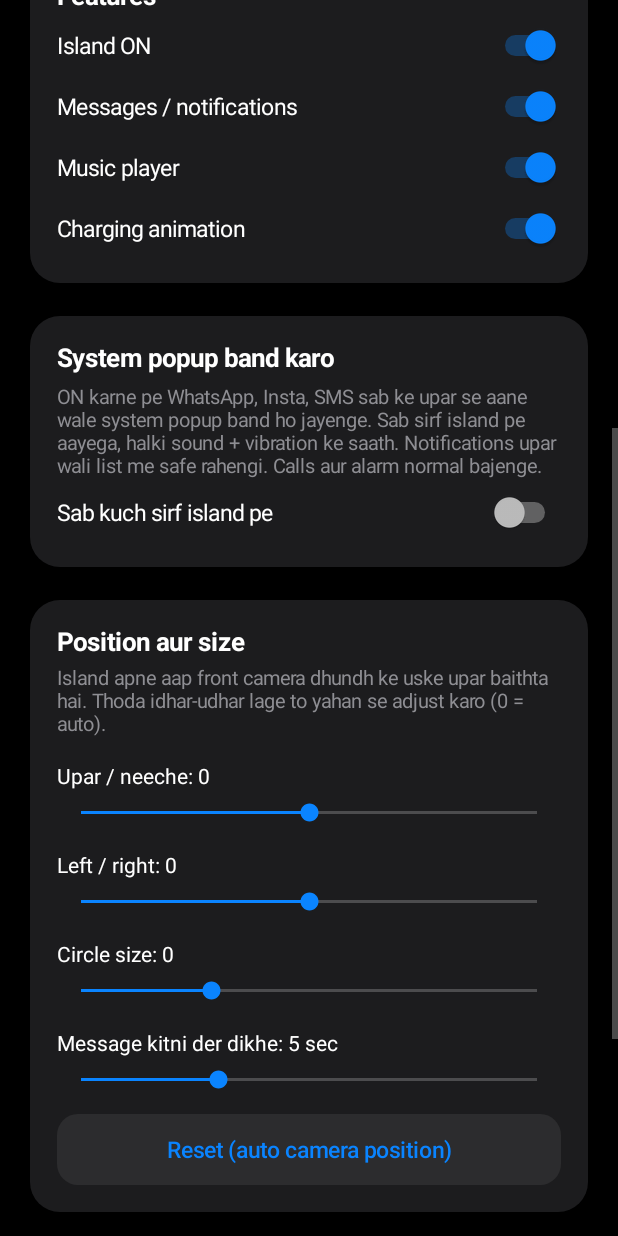
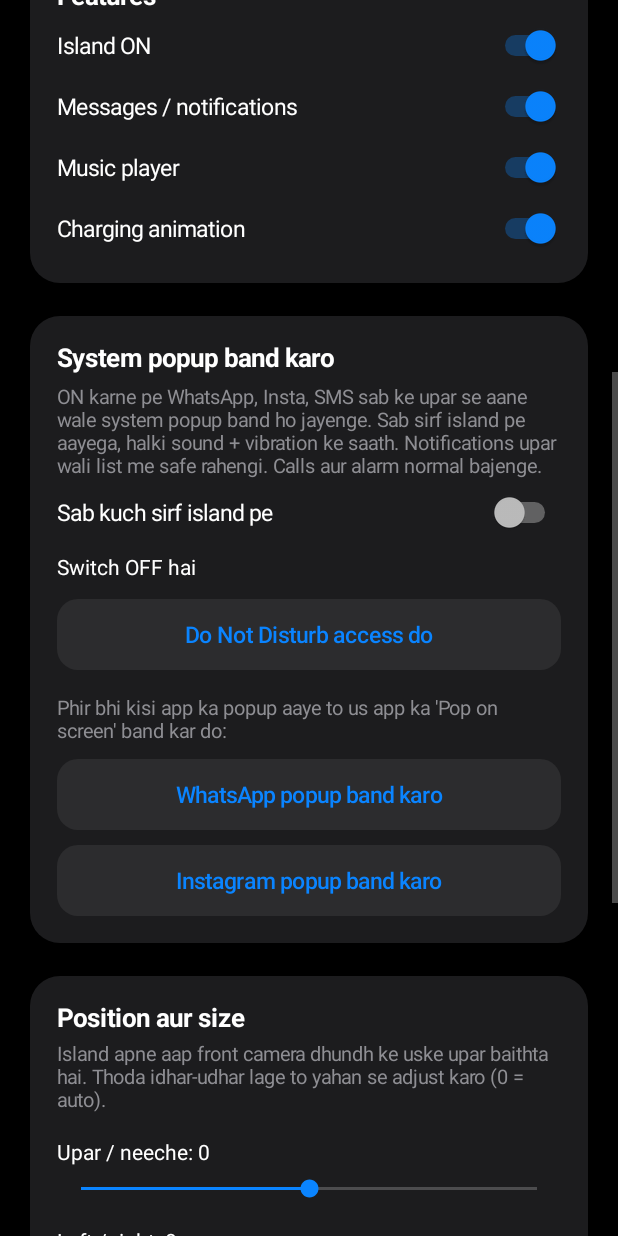
Before and after one commit to XyronVoid/DSA, an Android app: the screen it shows after launch (MainActivity), scrolled down 576 dp, on a phone screen of 412 x 824 dp. Run offline under Robolectric (Android 15) with nearby library versions, the phone set to English and light mode, and no system bars.

Commit message:
Show popup blocker status and per-app popup shortcuts
Co-Authored-By: Claude Opus 5.5 <noreply@anthropic.com>
Claude-Session: https://claude.ai/code/session_017nX95TuBbNJcqy9rmEd4uA

```diff
--- a/app/src/main/java/com/priyanshu/island/MainActivity.kt
+++ b/app/src/main/java/com/priyanshu/island/MainActivity.kt
@@ -25,6 +25,7 @@ class MainActivity : Activity() {
     private lateinit var prefs: SharedPreferences
     private lateinit var accStatus: TextView
     private lateinit var notifStatus: TextView
+    private lateinit var blockStatus: TextView
 
     private val gray = Color.parseColor("#8E8E93")
     private val cardColor = Color.parseColor("#1C1C1E")
@@ -93,7 +94,23 @@ class MainActivity : Activity() {
                 }
             }
             PopupBlocker.sync(this, IslandService.instance != null)
+            refreshBlockStatus()
         }
+        blockStatus = label("", 14f, Color.WHITE)
+        block.addView(blockStatus, topLp(8))
+        block.addView(button("Do Not Disturb access do", secondary = true) {
+            open(Intent(Settings.ACTION_NOTIFICATION_POLICY_ACCESS_SETTINGS))
+        }, topLp(12))
+        block.addView(
+            label("Phir bhi kisi app ka popup aaye to us app ka 'Pop on screen' band kar do:", 13f, gray),
+            topLp(16)
+        )
+        block.addView(button("WhatsApp popup band karo", secondary = true) {
+            openAppNotifs("com.whatsapp")
+        }, topLp(10))
+        block.addView(button("Instagram popup band karo", secondary = true) {
+            openAppNotifs("com.instagram.android")
+        }, topLp(10))
 
         // ---- Position
         val pos = card(col, "Position aur size")
@@ -130,6 +147,22 @@ class MainActivity : Activity() {
         notifStatus.text = if (isNotifOn()) "✅ Notification access mil gaya" else "❌ Notification access nahi hai"
         // DND access dekar wapas aaye ho to popup blocker chalu kar do
         PopupBlocker.sync(this, IslandService.instance != null)
+        refreshBlockStatus()
+    }
+
+    private fun refreshBlockStatus() {
+        blockStatus.text = PopupBlocker.status(this, IslandService.instance != null)
+    }
+
+    private fun openAppNotifs(pkg: String) {
+        val i = Intent(Settings.ACTION_APP_NOTIFICATION_SETTINGS)
+            .putExtra(Settings.EXTRA_APP_PACKAGE, pkg)
+        try {
+            startActivity(i)
+            Toast.makeText(this, "Messages / Chats channel kholo → 'Pop on screen' OFF", Toast.LENGTH_LONG).show()
+        } catch (e: Exception) {
+            Toast.makeText(this, "Ye app phone me nahi mila", Toast.LENGTH_SHORT).show()
+        }
     }
 
     // ------------------------------------------------------------ helpers
```
Also changed, not shown: app/src/main/java/com/priyanshu/island/PopupBlocker.kt (+25 -0 lines).
